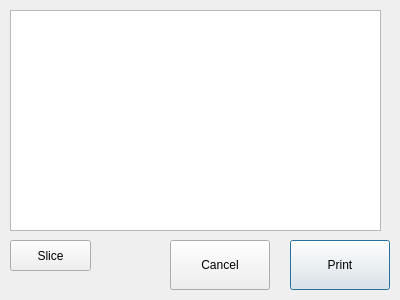
Qt form filedialog.ui (Jacobmose/Bachelor) before a commit.
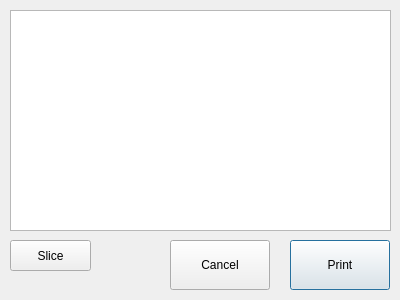
The same form after that commit.

```diff
--- a/filedialog.ui
+++ b/filedialog.ui
@@ -44,7 +44,7 @@
     <rect>
      <x>10</x>
      <y>10</y>
-     <width>371</width>
+     <width>381</width>
      <height>221</height>
     </rect>
    </property>
```
